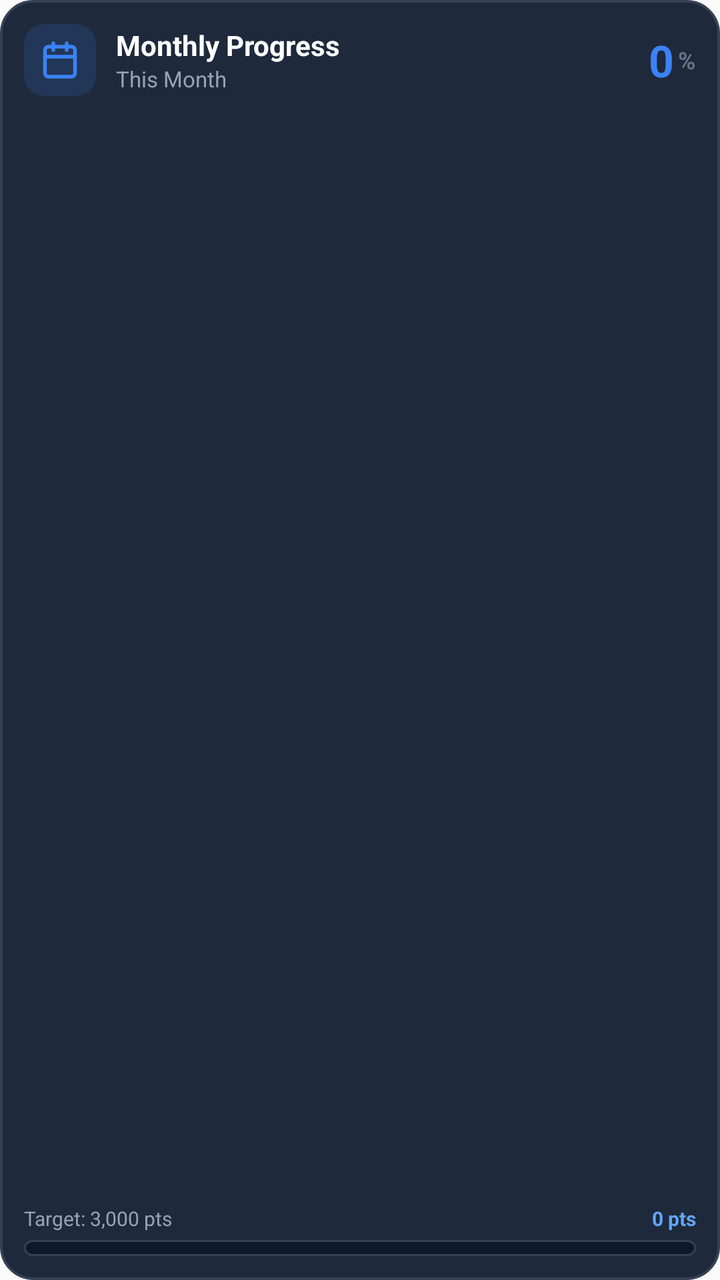
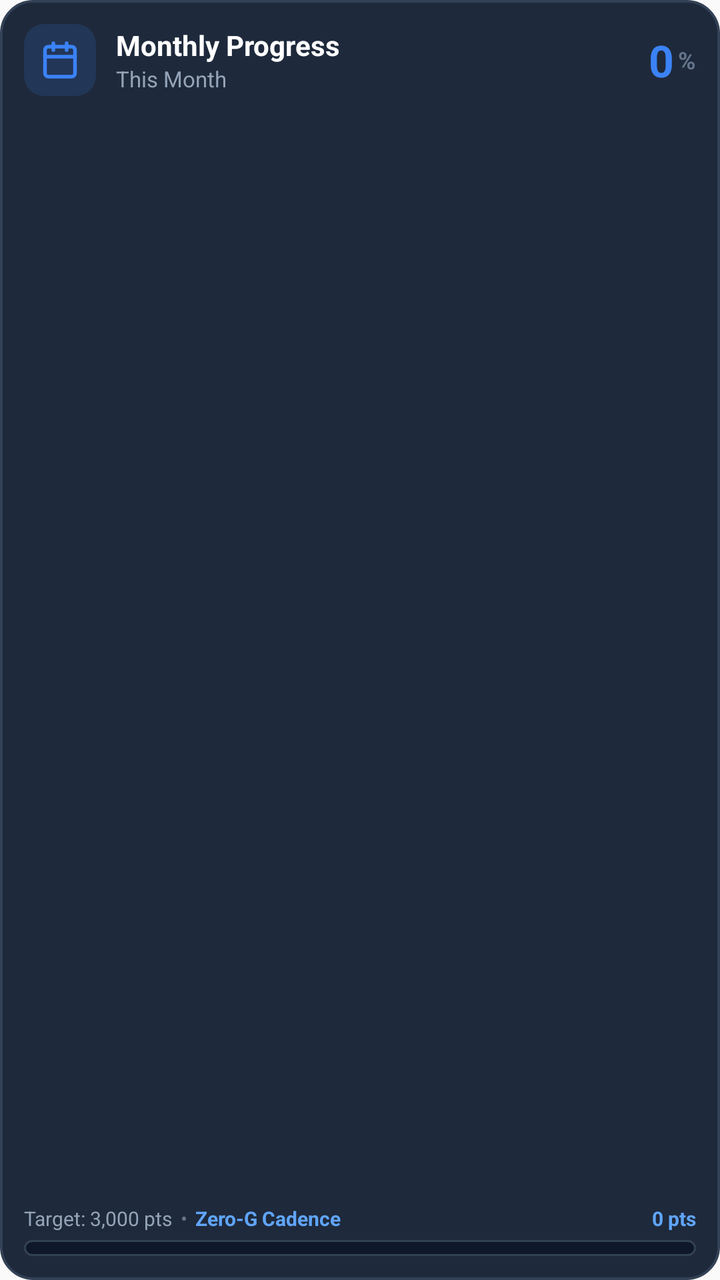

An Android layout rendered at two revisions. The XML below is the earlier revision; the diff shows what the commit changed to produce the second picture.
<!-- AndroidManifest.xml: application theme AppTheme -->
<!-- res/layout/widget_monthly_progress.xml -->
<?xml version="1.0" encoding="utf-8"?>
<RelativeLayout xmlns:android="http://schemas.android.com/apk/res/android"
    android:id="@+id/widget_monthly_root"
    android:layout_width="match_parent"
    android:layout_height="match_parent"
    android:background="@drawable/widget_card_background"
    android:padding="12dp"
    android:clickable="true"
    android:focusable="true">

    
    <LinearLayout
        android:id="@+id/widget_monthly_header"
        android:layout_width="match_parent"
        android:layout_height="wrap_content"
        android:layout_alignParentTop="true"
        android:gravity="center_vertical"
        android:orientation="horizontal">

        <FrameLayout
            android:layout_width="36dp"
            android:layout_height="36dp"
            android:background="@drawable/widget_icon_calendar_bg">

            <ImageView
                android:layout_width="20dp"
                android:layout_height="20dp"
                android:layout_gravity="center"
                android:src="@drawable/ic_widget_calendar" />
        </FrameLayout>

        <LinearLayout
            android:layout_width="0dp"
            android:layout_height="wrap_content"
            android:layout_weight="1"
            android:layout_marginStart="10dp"
            android:orientation="vertical">

            <TextView
                android:id="@+id/widget_monthly_title"
                android:layout_width="wrap_content"
                android:layout_height="wrap_content"
                android:text="Monthly Progress"
                android:textColor="#FFFFFF"
                android:textSize="14sp"
                android:textStyle="bold"
                android:ellipsize="end"
                android:maxLines="1" />

            <TextView
                android:id="@+id/widget_monthly_date"
                android:layout_width="wrap_content"
                android:layout_height="wrap_content"
                android:text="This Month"
                android:textColor="#94A3B8"
                android:textSize="11sp"
                android:ellipsize="end"
                android:maxLines="1" />
        </LinearLayout>

        <LinearLayout
            android:layout_width="wrap_content"
            android:layout_height="wrap_content"
            android:gravity="end|center_vertical"
            android:orientation="horizontal">

            <TextView
                android:id="@+id/widget_monthly_percent_val"
                android:layout_width="wrap_content"
                android:layout_height="wrap_content"
                android:text="0"
                android:textColor="#3B82F6"
                android:textSize="22sp"
                android:textStyle="bold" />

            <TextView
                android:layout_width="wrap_content"
                android:layout_height="wrap_content"
                android:layout_marginStart="2dp"
                android:text="%"
                android:textColor="#64748B"
                android:textSize="12sp"
                android:textStyle="bold" />
        </LinearLayout>
    </LinearLayout>

    
    <LinearLayout
        android:id="@+id/widget_monthly_bottom"
        android:layout_width="match_parent"
        android:layout_height="wrap_content"
        android:layout_alignParentBottom="true"
        android:orientation="vertical"
        android:layout_marginTop="8dp">

        <LinearLayout
            android:layout_width="match_parent"
            android:layout_height="wrap_content"
            android:orientation="horizontal"
            android:layout_marginBottom="4dp">

            <TextView
                android:id="@+id/widget_monthly_target_label"
                android:layout_width="0dp"
                android:layout_height="wrap_content"
                android:layout_weight="1"
                android:text="Target: 3,000 pts"
                android:textColor="#94A3B8"
                android:textSize="10sp"
                android:ellipsize="end"
                android:maxLines="1" />

            <TextView
                android:id="@+id/widget_monthly_points_label"
                android:layout_width="wrap_content"
                android:layout_height="wrap_content"
                android:text="0 pts"
                android:textColor="#60A5FA"
                android:textSize="10sp"
                android:textStyle="bold" />
        </LinearLayout>

        <ProgressBar
            android:id="@+id/widget_monthly_progress_bar"
            style="?android:attr/progressBarStyleHorizontal"
            android:layout_width="match_parent"
            android:layout_height="8dp"
            android:max="100"
            android:progress="0"
            android:progressDrawable="@drawable/widget_progress_month" />
    </LinearLayout>

</RelativeLayout>
<!-- resources referenced by this layout -->
<resources>
  <!-- drawable ic_widget_calendar (drawable) -->
  <?xml version="1.0" encoding="utf-8"?>
  <vector xmlns:android="http://schemas.android.com/apk/res/android"
      android:width="24dp"
      android:height="24dp"
      android:viewportWidth="24"
      android:viewportHeight="24">
      
      <path
          android:fillColor="#00000000"
          android:strokeColor="#3B82F6"
          android:strokeWidth="2.2"
          android:strokeLineCap="round"
          android:strokeLineJoin="round"
          android:pathData="M5,4 L19,4 A2,2 0 0,1 21,6 L21,20 A2,2 0 0,1 19,22 L5,22 A2,2 0 0,1 3,20 L3,6 A2,2 0 0,1 5,4 Z" />
      
      <path
          android:fillColor="#00000000"
          android:strokeColor="#3B82F6"
          android:strokeWidth="2.2"
          android:strokeLineCap="round"
          android:pathData="M16,2 L16,6 M8,2 L8,6" />
      
      <path
          android:fillColor="#00000000"
          android:strokeColor="#3B82F6"
          android:strokeWidth="2.2"
          android:strokeLineCap="round"
          android:pathData="M3,10 L21,10" />
  </vector>
  <!-- drawable widget_card_background (drawable) -->
  <?xml version="1.0" encoding="utf-8"?>
  <shape xmlns:android="http://schemas.android.com/apk/res/android"
      android:shape="rectangle">
      <solid android:color="#1E293B" />
      <corners android:radius="16dp" />
      <stroke
          android:width="1.2dp"
          android:color="#334155" />
  </shape>
  <!-- drawable widget_icon_calendar_bg (drawable) -->
  <?xml version="1.0" encoding="utf-8"?>
  <shape xmlns:android="http://schemas.android.com/apk/res/android"
      android:shape="rectangle">
      <solid android:color="#263B82F6" />
      <corners android:radius="10dp" />
  </shape>
  <!-- drawable widget_progress_month (drawable) -->
  <?xml version="1.0" encoding="utf-8"?>
  <layer-list xmlns:android="http://schemas.android.com/apk/res/android">
      <item android:id="@android:id/background">
          <shape android:shape="rectangle">
              <corners android:radius="6dp" />
              <solid android:color="#0F172A" />
              <stroke android:width="1dp" android:color="#334155" />
          </shape>
      </item>
      <item android:id="@android:id/progress">
          <clip>
              <shape android:shape="rectangle">
                  <corners android:radius="6dp" />
                  <gradient
                      android:startColor="#2563EB"
                      android:centerColor="#3B82F6"
                      android:endColor="#10B981"
                      android:angle="0" />
              </shape>
          </clip>
      </item>
  </layer-list>
  <style name="AppTheme" parent="Theme.AppCompat.Light.DarkActionBar">
          
          <item name="colorPrimary">@color/colorPrimary</item>
          <item name="colorPrimaryDark">@color/colorPrimaryDark</item>
          <item name="colorAccent">@color/colorAccent</item>
      </style>
</resources>

<!-- the commit's change to res/layout/widget_monthly_progress.xml (unified diff, before → after) -->
@@ -96,24 +96,51 @@
         <LinearLayout
             android:layout_width="match_parent"
             android:layout_height="wrap_content"
+            android:gravity="center_vertical"
             android:orientation="horizontal"
             android:layout_marginBottom="4dp">
 
             <TextView
                 android:id="@+id/widget_monthly_target_label"
+                android:layout_width="wrap_content"
+                android:layout_height="wrap_content"
+                android:text="Target: 3,000 pts"
+                android:textColor="#94A3B8"
+                android:textSize="10sp"
+                android:maxLines="1" />
+
+            <TextView
+                android:id="@+id/widget_monthly_dot"
+                android:layout_width="wrap_content"
+                android:layout_height="wrap_content"
+                android:paddingStart="4dp"
+                android:paddingEnd="4dp"
+                android:paddingLeft="4dp"
+                android:paddingRight="4dp"
+                android:text="•"
+                android:textColor="#64748B"
+                android:textSize="10sp" />
+
+            
+            <TextView
+                android:id="@+id/widget_monthly_space_name"
                 android:layout_width="0dp"
                 android:layout_height="wrap_content"
                 android:layout_weight="1"
-                android:text="Target: 3,000 pts"
-                android:textColor="#94A3B8"
+                android:ellipsize="end"
+                android:maxLines="1"
+                android:text="Zero-G Cadence"
+                android:textColor="#60A5FA"
                 android:textSize="10sp"
-                android:ellipsize="end"
-                android:maxLines="1" />
+                android:textStyle="bold" />
 
+            
             <TextView
                 android:id="@+id/widget_monthly_points_label"
                 android:layout_width="wrap_content"
                 android:layout_height="wrap_content"
+                android:layout_marginStart="6dp"
+                android:layout_marginLeft="6dp"
                 android:text="0 pts"
                 android:textColor="#60A5FA"
                 android:textSize="10sp"
